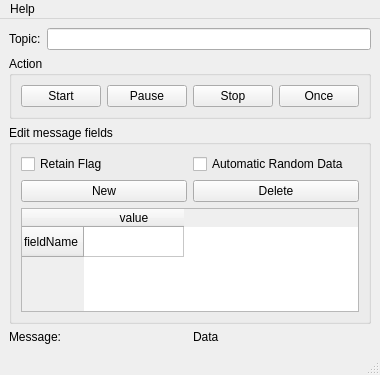
vietanhtran2710/topic-pub-sub, file publisher/publisher.ui: the form before one commit.
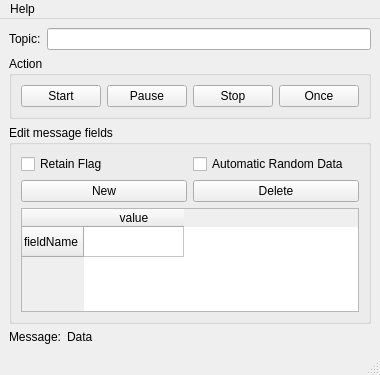
The form after the commit. Icons and pictures are not drawn.

Patch:
```diff
--- a/publisher/publisher.ui
+++ b/publisher/publisher.ui
@@ -157,18 +157,18 @@
        </widget>
       </item>
       <item>
-       <layout class="QHBoxLayout" name="horizontalLayout_2">
-        <item>
+       <layout class="QFormLayout" name="formLayout">
+        <item row="0" column="0">
          <widget class="QLabel" name="label_2">
           <property name="text">
            <string>Message:</string>
           </property>
           <property name="alignment">
-           <set>Qt::AlignLeading|Qt::AlignLeft|Qt::AlignTop</set>
+           <set>Qt::AlignRight|Qt::AlignTop|Qt::AlignTrailing</set>
           </property>
          </widget>
         </item>
-        <item>
+        <item row="0" column="1">
          <widget class="QLabel" name="label_3">
           <property name="text">
            <string>Data</string>
```
